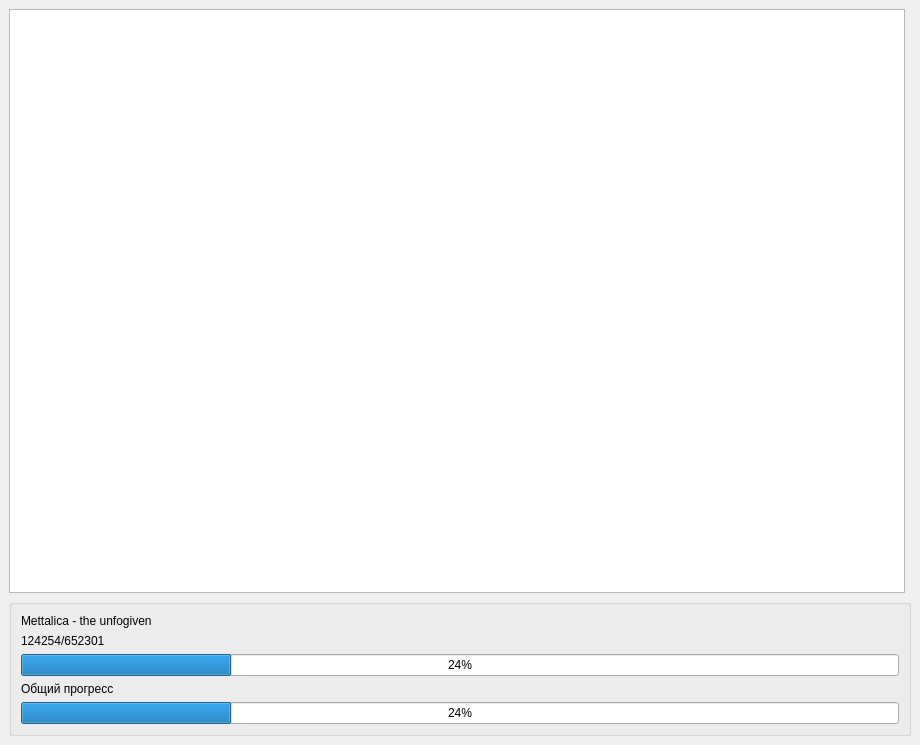
This is downloadqueue.ui in roman-bezak/VkAudioDownloader-Qt-C- as Qt 5 draws it before an edit. The edited form follows.
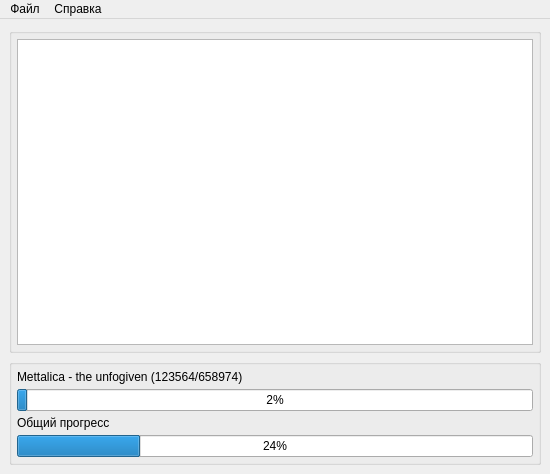
This is the edited form. Icons and pictures are not drawn.

What changed in the file:
```diff
--- a/downloadqueue.ui
+++ b/downloadqueue.ui
@@ -6,8 +6,8 @@
    <rect>
     <x>0</x>
     <y>0</y>
-    <width>920</width>
-    <height>745</height>
+    <width>550</width>
+    <height>474</height>
    </rect>
   </property>
   <property name="windowTitle">
@@ -18,53 +18,129 @@
   </property>
   <widget class="QWidget" name="centralwidget">
    <layout class="QGridLayout" name="gridLayout_2">
-    <item row="3" column="0" colspan="2">
-     <widget class="QGroupBox" name="groupBox">
+    <item row="0" column="0">
+     <widget class="QGroupBox" name="groupBox_2">
       <property name="title">
        <string/>
       </property>
       <layout class="QGridLayout" name="gridLayout">
-       <item row="2" column="0">
-        <widget class="QProgressBar" name="progressBar">
-         <property name="value">
-          <number>24</number>
-         </property>
-        </widget>
-       </item>
-       <item row="1" column="0">
-        <widget class="QLabel" name="label">
-         <property name="text">
-          <string>124254/652301</string>
-         </property>
-        </widget>
-       </item>
+       <property name="leftMargin">
+        <number>5</number>
+       </property>
+       <property name="topMargin">
+        <number>5</number>
+       </property>
+       <property name="rightMargin">
+        <number>5</number>
+       </property>
+       <property name="bottomMargin">
+        <number>5</number>
+       </property>
+       <property name="spacing">
+        <number>5</number>
+       </property>
        <item row="0" column="0">
-        <widget class="QLabel" name="label_2">
-         <property name="text">
-          <string>Mettalica - the unfogiven</string>
-         </property>
-        </widget>
+        <widget class="QTableWidget" name="tableWidget"/>
        </item>
+      </layout>
+     </widget>
+    </item>
+    <item row="1" column="0">
+     <widget class="QGroupBox" name="groupBox">
+      <property name="title">
+       <string/>
+      </property>
+      <layout class="QGridLayout" name="gridLayout_4">
+       <property name="leftMargin">
+        <number>5</number>
+       </property>
+       <property name="topMargin">
+        <number>5</number>
+       </property>
+       <property name="rightMargin">
+        <number>5</number>
+       </property>
+       <property name="bottomMargin">
+        <number>5</number>
+       </property>
+       <property name="spacing">
+        <number>5</number>
+       </property>
        <item row="4" column="0">
         <widget class="QProgressBar" name="progressBar_2">
+         <property name="minimumSize">
+          <size>
+           <width>0</width>
+           <height>19</height>
+          </size>
+         </property>
+         <property name="font">
+          <font>
+           <pointsize>9</pointsize>
+          </font>
+         </property>
          <property name="value">
           <number>24</number>
          </property>
         </widget>
        </item>
+       <item row="2" column="0">
+        <widget class="QProgressBar" name="progressBar">
+         <property name="minimumSize">
+          <size>
+           <width>0</width>
+           <height>19</height>
+          </size>
+         </property>
+         <property name="maximumSize">
+          <size>
+           <width>16777196</width>
+           <height>16777215</height>
+          </size>
+         </property>
+         <property name="font">
+          <font>
+           <pointsize>9</pointsize>
+           <weight>50</weight>
+           <bold>false</bold>
+          </font>
+         </property>
+         <property name="value">
+          <number>2</number>
+         </property>
+         <property name="textDirection">
+          <enum>QProgressBar::TopToBottom</enum>
+         </property>
+        </widget>
+       </item>
        <item row="3" column="0">
         <widget class="QLabel" name="label_3">
+         <property name="font">
+          <font>
+           <pointsize>9</pointsize>
+          </font>
+         </property>
          <property name="text">
           <string>Общий прогресс</string>
          </property>
         </widget>
        </item>
+       <item row="0" column="0">
+        <widget class="QLabel" name="label_2">
+         <property name="font">
+          <font>
+           <family>MS Shell Dlg 2</family>
+           <pointsize>9</pointsize>
+          </font>
+         </property>
+         <property name="text">
+          <string>Mettalica - the unfogiven (123564/658974)</string>
+         </property>
+        </widget>
+       </item>
       </layout>
      </widget>
     </item>
-    <item row="0" column="0">
-     <widget class="QListView" name="listView"/>
-    </item>
    </layout>
   </widget>
   <widget class="QMenuBar" name="menubar">
@@ -72,10 +148,22 @@
     <rect>
      <x>0</x>
      <y>0</y>
-     <width>920</width>
+     <width>550</width>
      <height>21</height>
     </rect>
    </property>
+   <widget class="QMenu" name="menu">
+    <property name="title">
+     <string>Файл</string>
+    </property>
+   </widget>
+   <widget class="QMenu" name="menu_2">
+    <property name="title">
+     <string>Справка</string>
+    </property>
+   </widget>
+   <addaction name="menu"/>
+   <addaction name="menu_2"/>
   </widget>
  </widget>
  <resources/>
```
Left out of the diff: 11 changed lines with no effect on the pictures.
